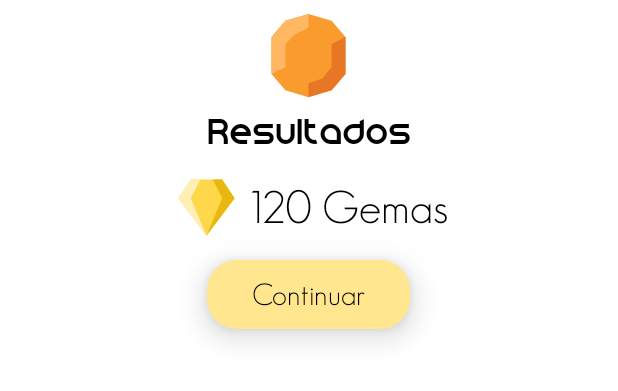
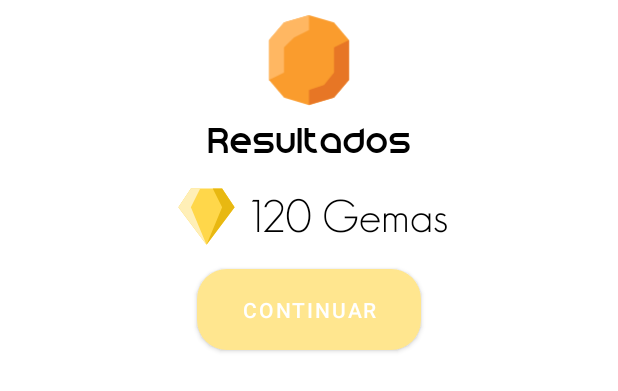
Before and after one commit to Vilkas99/Coquille, an Android app: the layout activity_popup.xml on its own in the app's theme, with its tools: preview values and no code run, on a phone screen of 412 x 824 dp. Shown: the top 391 px of the screen. Run offline under Robolectric (Android 15) with nearby library versions, the phone set to English and light mode, and no system bars.

Commit message:
application popup (not finished)

```diff
--- a/app/src/main/java/com/example/coquille/controllers/PreviewGame.kt
+++ b/app/src/main/java/com/example/coquille/controllers/PreviewGame.kt
@@ -1,6 +1,7 @@
 package com.example.coquille.controllers
 
 import android.annotation.SuppressLint
+import android.app.Dialog
 import android.content.Context
 import android.content.Intent
 import android.content.res.Resources
--- a/app/src/main/res/layout/activity_popup.xml
+++ b/app/src/main/res/layout/activity_popup.xml
@@ -9,8 +9,8 @@
     <ImageView
         android:id="@+id/resultadosImage"
         android:src="@drawable/ic_diamondorange"
-        android:layout_width="wrap_content"
-        android:layout_height="wrap_content"
+        android:layout_width="80dp"
+        android:layout_height="80dp"
         android:layout_gravity="center" />
     <TextView
         android:id="@+id/textResultados"
@@ -43,23 +43,18 @@
             android:layout_width="wrap_content"
             android:layout_height="wrap_content"/>
     </LinearLayout>
-
-    <LinearLayout
-        android:id="@+id/botonResultados"
-        android:layout_width="wrap_content"
-        android:layout_height="wrap_content"
+    <Button
+        android:id="@+id/botonContinuar"
         android:paddingHorizontal="30dp"
         android:paddingVertical="11dp"
         android:elevation="12dp"
         android:layout_gravity="center"
-        android:background="@drawable/shape_linear_layout_yellow">
-        <TextView
-            android:textColor="#000000"
-            android:layout_width="wrap_content"
-            android:text="Continuar"
-            android:textSize="20sp"
-            android:layout_height="wrap_content"
-            android:fontFamily="@font/geosans"/>
-    </LinearLayout>
+        android:background="@drawable/shape_linear_layout_yellow"
+        android:text="Continuar"
+
+        android:layout_width="wrap_content"
+        android:layout_height="wrap_content"
+        >
+    </Button>
 
 </LinearLayout>
```
Also changed, not shown: app/src/main/java/com/example/coquille/controllers/BookGame.kt (+16 -2 lines), app/src/main/java/com/example/coquille/utils/Popup.kt (+24 -2 lines).
